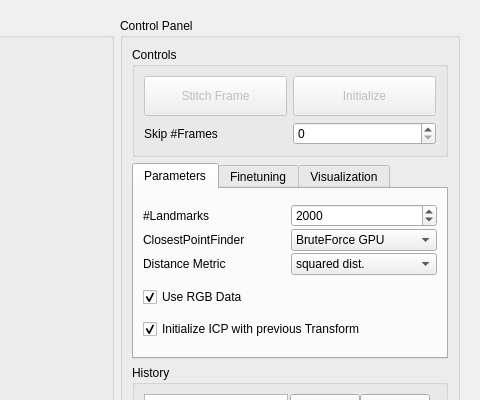
Before: the Qt Designer form master/seminar/StitchingWidget.ui in anygo/uniprojectsdn, drawn with Qt 5; both pictures show x 499 to 979 and y 0 to 400 of the 979 by 691 pixel window.
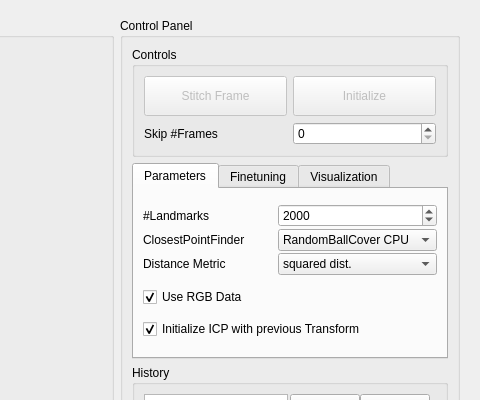
After: the same form once the commit is applied. Custom widgets are drawn as their Qt base class.

Commit message: += RandomBallCover CPU

```diff
--- a/master/seminar/StitchingWidget.ui
+++ b/master/seminar/StitchingWidget.ui
@@ -206,7 +206,7 @@
                   </size>
                  </property>
                  <property name="currentIndex">
-                  <number>0</number>
+                  <number>3</number>
                  </property>
                  <item>
                   <property name="text">
@@ -223,6 +223,11 @@
                    <string>BruteForce CPU (mt)</string>
                   </property>
                  </item>
+                 <item>
+                  <property name="text">
+                   <string>RandomBallCover CPU</string>
+                  </property>
+                 </item>
                 </widget>
                </item>
                <item row="2" column="0">
```
Left out of the diff: 1 changed line with no effect on the pictures. The commit also changes 6 other files.
